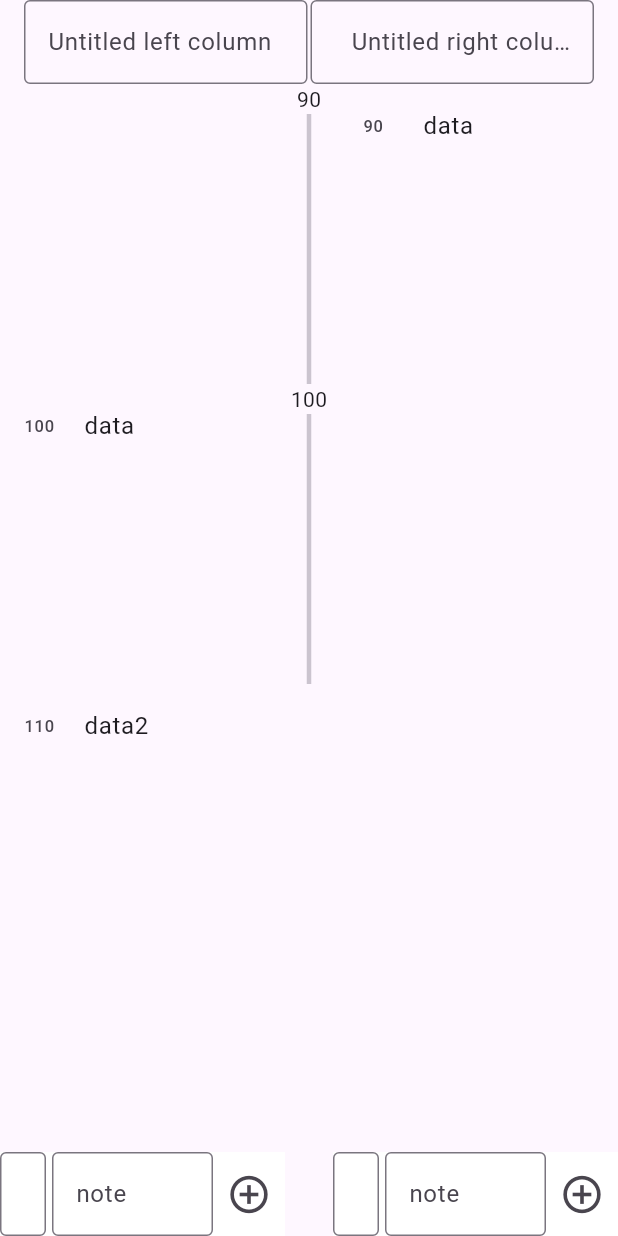
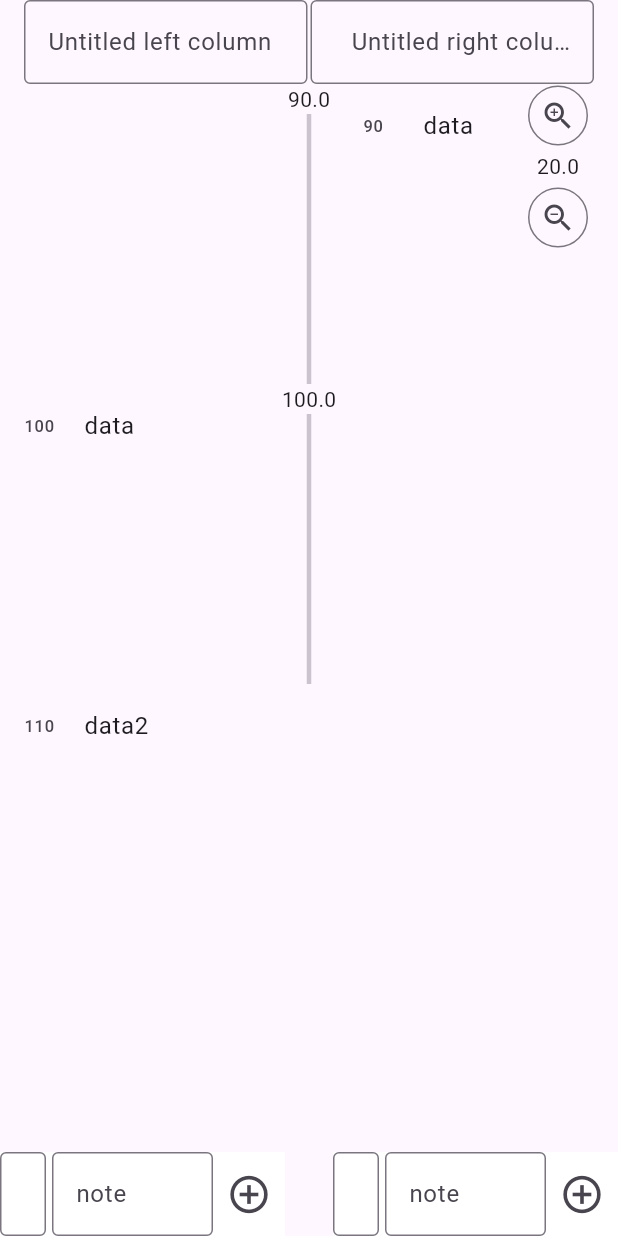
Before and after one commit to NobodyForNothing/timeline-editor, a Flutter app: the screen it shows after launch, on a phone screen of 412 x 824 dp. Run offline on Flutter 3.47's test engine with Material 3 defaults, Android fonts, the light colour scheme and no system bars.

Commit message:
add buttons for scaling

```diff
--- a/lib/main.dart
+++ b/lib/main.dart
@@ -37,7 +37,7 @@ class TimeLineHome extends StatefulWidget {
 }
 
 class _TimeLineHomeState extends State<TimeLineHome> {
-  static const double _kUnitHeight = 20.0;
+  static const double _kDefaultUnitHeight = 20.0;
 
   final Map<double, String> _eventsLeft = {
     100: 'data',
@@ -46,6 +46,8 @@ class _TimeLineHomeState extends State<TimeLineHome> {
   final Map<double, String> _eventsRight = {
     90: 'data',
   };
+
+  double _scale = _kDefaultUnitHeight;
 
   /// The first time in both [_eventsLeft] and [_eventsRight]
   double? get _minTime => (_eventsLeft.isEmpty || _eventsRight.isEmpty)
@@ -57,6 +59,7 @@ class _TimeLineHomeState extends State<TimeLineHome> {
       ? null
       : max(_eventsLeft.keys.max, _eventsRight.keys.max);
 
+  /// Difference between the earliest and the latest events on record.
   double get _eventsHeight => (_maxTime == null || _minTime == null)
       ? 0.0
       : (_maxTime! - _minTime!);
@@ -128,15 +131,40 @@ class _TimeLineHomeState extends State<TimeLineHome> {
         ),
       ]
     ),
+    floatingActionButtonLocation: FloatingActionButtonLocation.endTop,
+    floatingActionButton: Column(
+      mainAxisSize: MainAxisSize.min,
+      children: [
+        const SizedBox(height: 110,),
+        IconButton.outlined(
+          onPressed: () {
+            setState(() {
+              _scale *= 2;
+            });
+          },
+          icon: const Icon(Icons.zoom_in)
+        ),
+        Text(_scale.toString()),
+        IconButton.outlined(
+            onPressed: () {
+              setState(() {
+                _scale /= 2;
+                if (_scale <= 0) _scale = 1;
+              });
+            },
+            icon: const Icon(Icons.zoom_out)
+        ),
+      ],
+    ),
     body: SingleChildScrollView(
       child: Row(
         mainAxisSize: MainAxisSize.min,
         children: [
           SizedBox(
             width: MediaQuery.of(context).size.width / 2 - 20,
-            height: _kUnitHeight * _eventsHeight + 100,
+            height: _scale * _eventsHeight + 100,
             child: PositionedListView(
-              unitHeight: _kUnitHeight,
+              unitHeight: _scale,
               startPos: _minTime ?? 0,
               children: _eventsLeft.map((key, value) => MapEntry(key, ListTile(
                 title: Text(value),
@@ -145,20 +173,20 @@ class _TimeLineHomeState extends State<TimeLineHome> {
             ),
           ),
           SizedBox(
-            height: _kUnitHeight * _eventsHeight + 100,
+            height: _scale * _eventsHeight + 100,
             width: 40,
             child: TimeLine(
-              unitHeight: _kUnitHeight,
-              minTime: _minTime?.floor() ?? 0,
-              maxTime: _maxTime?.ceil() ?? 1,
-              stepSize: 10,
+              unitHeight: _scale,
+              minTime: _minTime ?? 0.0,
+              maxTime: _maxTime ?? 1.0,
+              stepSize: 10.0,
             ),
           ),
           SizedBox(
-            height: _kUnitHeight * _eventsHeight + 100,
+            height: _scale * _eventsHeight + 100,
             width: MediaQuery.of(context).size.width / 2 - 20,
             child: PositionedListView(
-              unitHeight: _kUnitHeight,
+              unitHeight: _scale,
                 startPos: _minTime ?? 0,
               children: _eventsRight.map((key, value) => MapEntry(key, ListTile(
                 title: Text(value),
--- a/lib/timeline.dart
+++ b/lib/timeline.dart
@@ -9,9 +9,9 @@ class TimeLine extends StatelessWidget {
     required this.unitHeight,
   }): assert(maxTime > minTime);
 
-  final int minTime;
-  final int maxTime;
-  final int stepSize;
+  final double minTime;
+  final double maxTime;
+  final double stepSize;
 
   /// How high one unit is rendered on the screen.
   final double unitHeight;
@@ -19,7 +19,13 @@ class TimeLine extends StatelessWidget {
   static const double _kLabelHeight = 20;
 
   @override
-  Widget build(BuildContext context) => ListView.builder(
+  Widget build(BuildContext context) {
+    double stepSize = this.stepSize;
+    while ((stepSize * unitHeight) <= _kLabelHeight) {
+      stepSize *= 2;
+    }
+
+    return ListView.builder(
       physics: const NeverScrollableScrollPhysics(),
       itemCount: ((maxTime - minTime) ~/ stepSize) * 2,
       itemBuilder: (BuildContext context, int idx) {
@@ -40,7 +46,7 @@ class TimeLine extends StatelessWidget {
           ),
         );
       },
-
     );
+  }
 
 }
```
Lines whose indentation alone changed are shown as unchanged.
